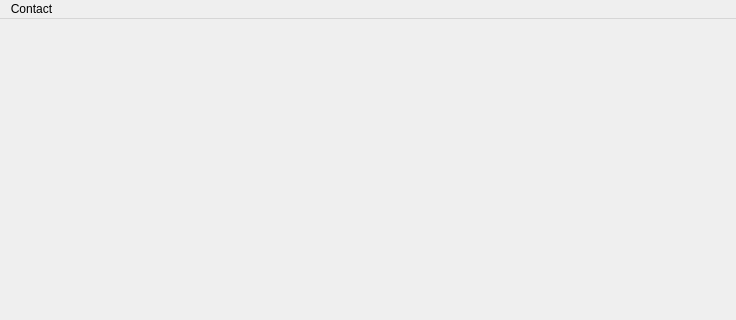
Qt form Projet/View/mainwindow.ui (KieceDonc/L3_CDAA) before a commit; both pictures show x 0 to 736 and y 0 to 320 of the 736 by 510 pixel window.
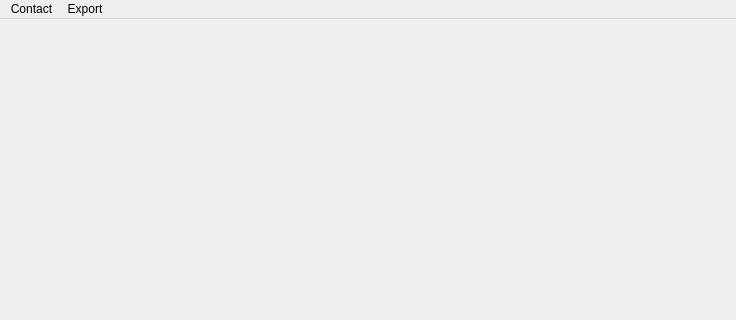
The same form after that commit.

Commit message: Added : Json Export functionality

```diff
--- a/Projet/View/mainwindow.ui
+++ b/Projet/View/mainwindow.ui
@@ -36,7 +36,15 @@
     <addaction name="actionContact"/>
     <addaction name="actionDisplayInteractions"/>
    </widget>
+   <widget class="QMenu" name="menuExport">
+    <property name="title">
+     <string>Export</string>
+    </property>
+    <addaction name="separator"/>
+    <addaction name="actionExport_JSON"/>
+   </widget>
    <addaction name="menuFormulaire"/>
+   <addaction name="menuExport"/>
   </widget>
   <widget class="QStatusBar" name="statusbar"/>
   <action name="actionInteraction">
```
Left out of the diff: 5 changed lines with no effect on the pictures. The commit also changes 21 other files.
